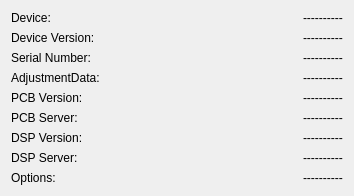
Above: wm-common/gui/versionviewbase.ui from ZeraGmbH/wm-project before the change. Below: the same form after it.
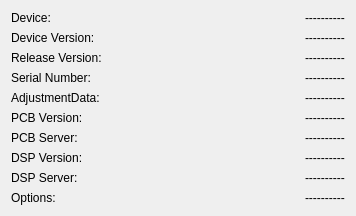
That is the form after the change.

Commit message: adds release versio number to the versions widget

Patch:
```diff
--- a/wm-common/gui/versionviewbase.ui
+++ b/wm-common/gui/versionviewbase.ui
@@ -45,6 +45,13 @@
        </property>
       </widget>
      </item>
+     <item>
+      <widget class="QLabel" name="ReleaseNumberLabel">
+       <property name="text">
+        <string>Release Version:</string>
+       </property>
+      </widget>
+     </item>
      <item>
       <widget class="QLabel" name="SerialNrLabel">
        <property name="text">
@@ -143,6 +150,13 @@
        </property>
       </widget>
      </item>
+     <item>
+      <widget class="QLabel" name="ReleaseNumberText">
+       <property name="text">
+        <string>----------</string>
+       </property>
+      </widget>
+     </item>
      <item>
       <widget class="QLabel" name="SerialNrText">
        <property name="text">
```
The commit also changes 6 other files.
